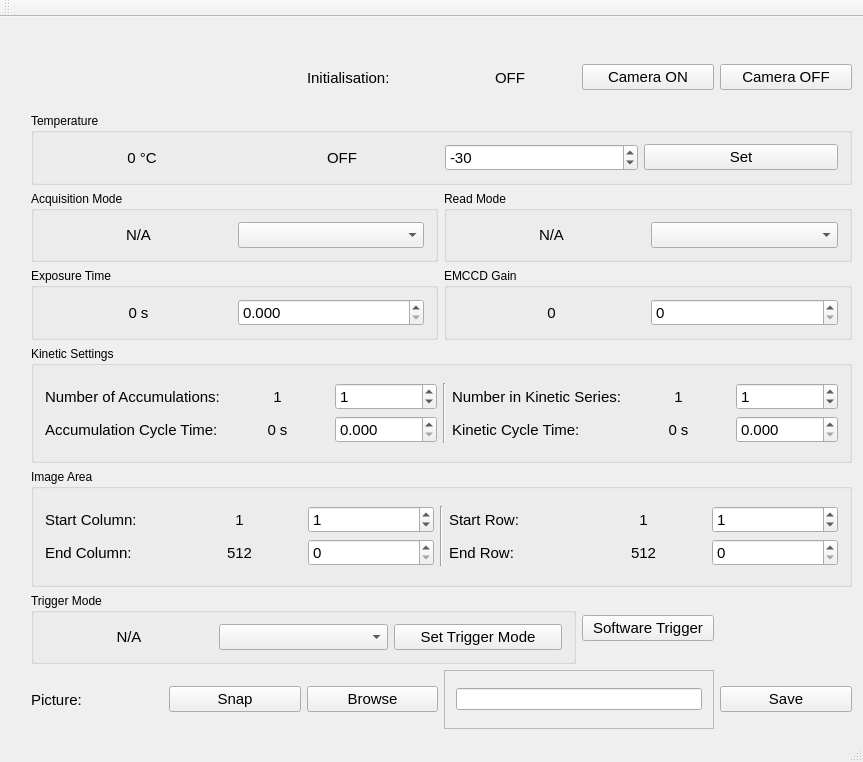
First picture: the form in cam_gui/cam_gui.ui, repository iontrapimperial2/XCon_Imperial_Camera_2, before the edit.
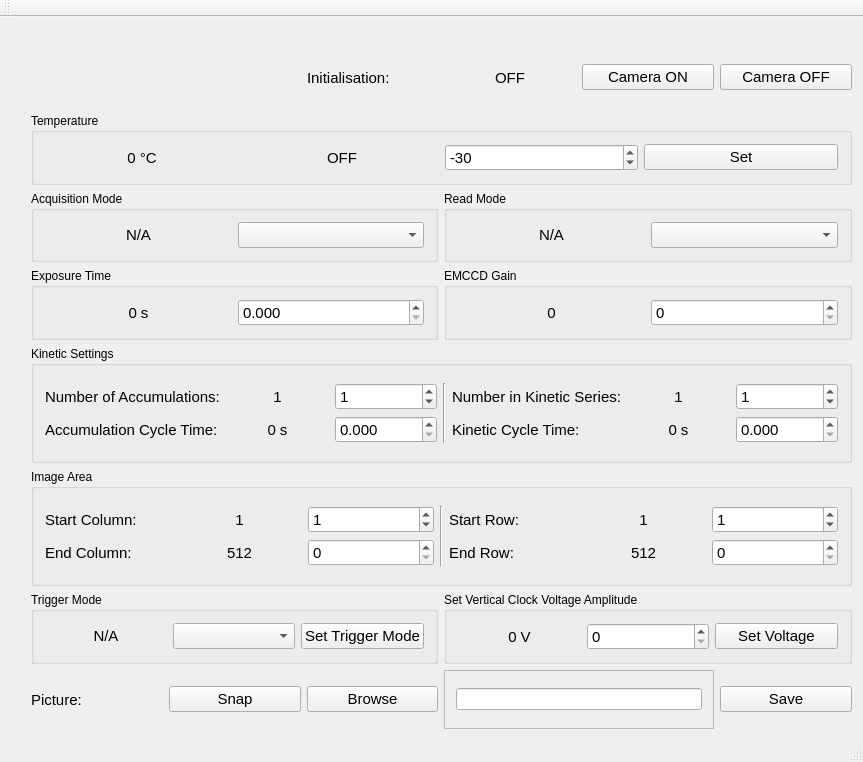
Second picture: the form after the edit.

Commit message: added set vertical clock voltage amp

Patch:
```diff
--- a/cam_gui/cam_gui.ui
+++ b/cam_gui/cam_gui.ui
@@ -1013,7 +1013,7 @@
         </layout>
        </widget>
       </item>
-      <item row="10" column="1" colspan="4">
+      <item row="10" column="1" colspan="3">
        <widget class="QGroupBox" name="groupBox_8">
         <property name="font">
          <font>
@@ -1067,16 +1067,59 @@
         </layout>
        </widget>
       </item>
-      <item row="10" column="5">
-       <widget class="QPushButton" name="pushButton_soft_trigger">
-        <property name="font">
-         <font>
-          <pointsize>11</pointsize>
-         </font>
+      <item row="10" column="4" colspan="3">
+       <widget class="QGroupBox" name="groupBox_9">
+        <property name="title">
+         <string>Set Vertical Clock Voltage Amplitude</string>
         </property>
-        <property name="text">
-         <string>Software Trigger</string>
-        </property>
+        <layout class="QGridLayout" name="gridLayout_21">
+         <item row="0" column="0">
+          <layout class="QGridLayout" name="gridLayout_20">
+           <item row="0" column="0">
+            <widget class="QLabel" name="label_VSAmp">
+             <property name="font">
+              <font>
+               <pointsize>11</pointsize>
+              </font>
+             </property>
+             <property name="text">
+              <string>0 V</string>
+             </property>
+             <property name="alignment">
+              <set>Qt::AlignCenter</set>
+             </property>
+            </widget>
+           </item>
+           <item row="0" column="2">
+            <widget class="QPushButton" name="pushButton_VSAmp">
+             <property name="font">
+              <font>
+               <pointsize>11</pointsize>
+              </font>
+             </property>
+             <property name="text">
+              <string>Set Voltage</string>
+             </property>
+            </widget>
+           </item>
+           <item row="0" column="1">
+            <widget class="QDoubleSpinBox" name="doubleSpinBox_VSAmp">
+             <property name="font">
+              <font>
+               <pointsize>11</pointsize>
+              </font>
+             </property>
+             <property name="decimals">
+              <number>0</number>
+             </property>
+             <property name="maximum">
+              <double>4.000000000000000</double>
+             </property>
+            </widget>
+           </item>
+          </layout>
+         </item>
+        </layout>
        </widget>
       </item>
      </layout>
```
The commit also changes 19 other files.
